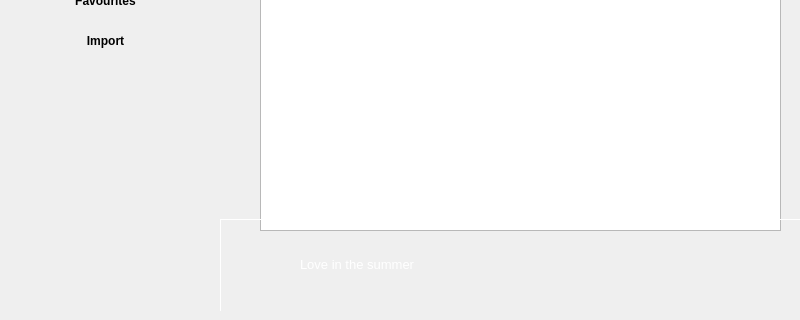
First picture: the form in MelodiMix/melodimix.ui, repository SaiPha454/melodimix, before the edit; both pictures show x 0 to 800 and y 280 to 600 of the 800 by 600 pixel window.
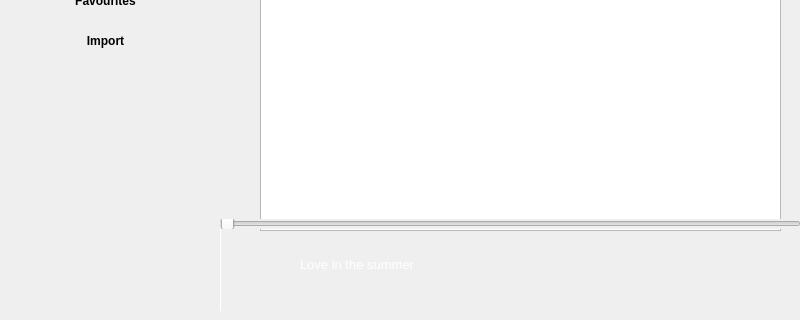
Second picture: the form after the edit. Icons and pictures are not drawn.

The edit to the form file:
```diff
--- a/MelodiMix/melodimix.ui
+++ b/MelodiMix/melodimix.ui
@@ -505,6 +505,80 @@
         <string>Love in the summer</string>
        </property>
       </widget>
+      <widget class="QSlider" name="progressbar">
+       <property name="geometry">
+        <rect>
+         <x>0</x>
+         <y>0</y>
+         <width>581</width>
+         <height>10</height>
+        </rect>
+       </property>
+       <property name="minimumSize">
+        <size>
+         <width>0</width>
+         <height>10</height>
+        </size>
+       </property>
+       <property name="maximumSize">
+        <size>
+         <width>16777215</width>
+         <height>10</height>
+        </size>
+       </property>
+       <property name="font">
+        <font>
+         <kerning>true</kerning>
+         <hintingpreference>PreferDefaultHinting</hintingpreference>
+        </font>
+       </property>
+       <property name="cursor">
+        <cursorShape>PointingHandCursor</cursorShape>
+       </property>
+       <property name="mouseTracking">
+        <bool>true</bool>
+       </property>
+       <property name="tabletTracking">
+        <bool>true</bool>
+       </property>
+       <property name="focusPolicy">
+        <enum>Qt::WheelFocus</enum>
+       </property>
+       <property name="acceptDrops">
+        <bool>true</bool>
+       </property>
+       <property name="autoFillBackground">
+        <bool>true</bool>
+       </property>
+       <property name="styleSheet">
+        <string notr="true">background-color: &quot;green&quot;;
+border:&quot;none&quot;;</string>
+       </property>
+       <property name="pageStep">
+        <number>0</number>
+       </property>
+       <property name="value">
+        <number>0</number>
+       </property>
+       <property name="tracking">
+        <bool>true</bool>
+       </property>
+       <property name="orientation">
+        <enum>Qt::Horizontal</enum>
+       </property>
+       <property name="invertedAppearance">
+        <bool>false</bool>
+       </property>
+       <property name="invertedControls">
+        <bool>false</bool>
+       </property>
+       <property name="tickPosition">
+        <enum>QSlider::NoTicks</enum>
+       </property>
+       <property name="tickInterval">
+        <number>0</number>
+       </property>
+      </widget>
      </widget>
     </widget>
     <widget class="QWidget" name="SearchPage">
```
